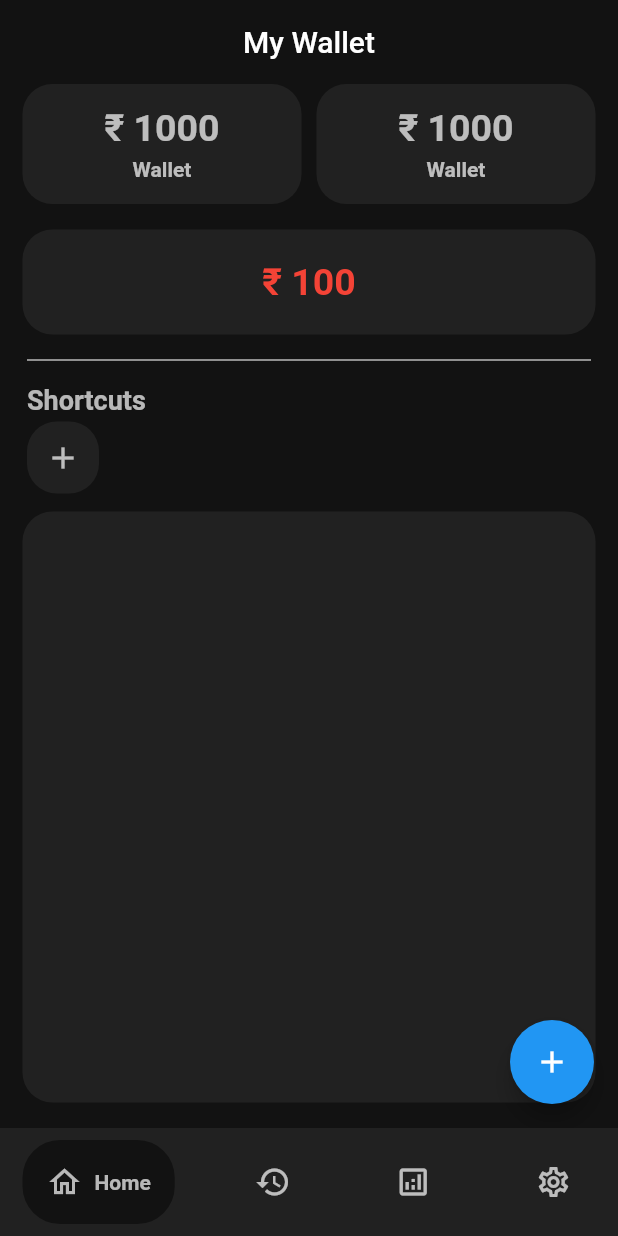
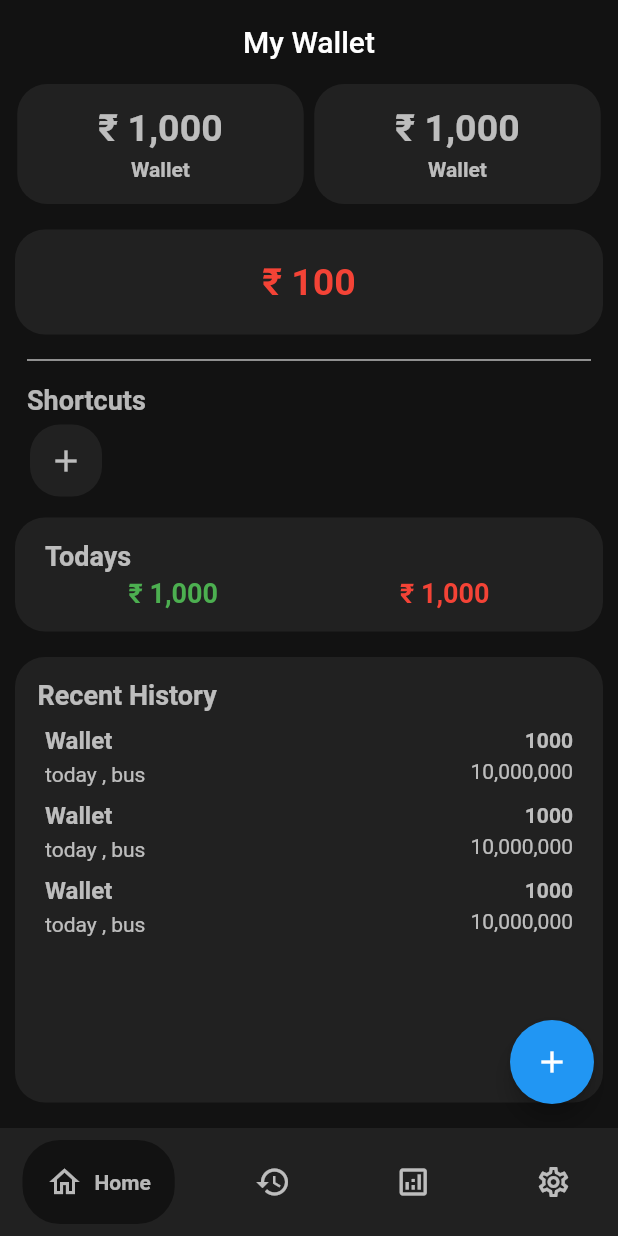
Before and after one commit to AustinJNilavoor/Wallet, a Flutter app: the screen it shows after launch, on a phone screen of 412 x 824 dp. Run offline on Flutter 3.47's test engine with Material 2 defaults, Android fonts, the phone set to English and light mode, and no system bars; drawn by our look-alikes of google_nav_bar.

Commit message:
HomePage completed other small changes

```diff
--- a/lib/Pages/history.dart
+++ b/lib/Pages/history.dart
@@ -10,45 +10,32 @@ class HistoryPage extends StatefulWidget {
 class _HistoryPageState extends State<HistoryPage> {
   @override
   Widget build(BuildContext context) {
-    return Center(
-      child: Column(
+    return ListView(
       children: [
         buildBoxHis(),
-          const SizedBox(
-            height: 8,
-          ),
         buildBoxHis(),
-          const SizedBox(
-            height: 8,
-          ),
         buildBoxHis(),
-          const SizedBox(
-            height: 8,
-          ),
         buildBoxHis(),
-          const SizedBox(
-            height: 8,
-          ),
         buildBoxHis(),
-          const SizedBox(
-            height: 8,
-          ),
         buildBoxHis(),
-          const SizedBox(
-            height: 8,
-          ),
+        buildBoxHis(),
+        buildBoxHis(),
+        buildBoxHis(),
+        buildBoxHis(),
       ],
-      ),
     );
   }
 
   Widget buildBoxHis() {
     // Long press to delete
     // tap to edit
-    return Container(
-      width: (MediaQuery.of(context).size.width - 40),
+    return Column(
+      children: [
+        Container(
+          width: (MediaQuery.of(context).size.width - 20),
           decoration: BoxDecoration(
-          color: Colors.grey.shade900, borderRadius: BorderRadius.circular(20)),
+              color: Colors.grey.shade900,
+              borderRadius: BorderRadius.circular(20)),
           child: Padding(
             padding: const EdgeInsets.symmetric(horizontal: 24, vertical: 15),
             child: Row(
@@ -68,7 +55,8 @@ class _HistoryPageState extends State<HistoryPage> {
                       height: 5,
                     ),
                     Text(
-                  'today , bus',style: TextStyle(color: Colors.white70),
+                      'today , bus',
+                      style: TextStyle(color: Colors.white70),
                     ),
                   ],
                 ),
@@ -77,8 +65,14 @@ class _HistoryPageState extends State<HistoryPage> {
                   children: const [
                     Text(
                       '1000',
-                  style: TextStyle(fontSize: 16, fontWeight: FontWeight.bold,color: Colors.white70),
-                ),SizedBox(height: 5,),
+                      style: TextStyle(
+                          fontSize: 16,
+                          fontWeight: FontWeight.bold,
+                          color: Colors.white70),
+                    ),
+                    SizedBox(
+                      height: 5,
+                    ),
                     Text(
                       '10,000,000',
                       style: TextStyle(color: Colors.white70),
@@ -88,6 +82,11 @@ class _HistoryPageState extends State<HistoryPage> {
               ],
             ),
           ),
+        ),
+        const SizedBox(
+          height: 8,
+        ),
+      ],
     );
   }
 }
--- a/lib/Pages/homepage.dart
+++ b/lib/Pages/homepage.dart
@@ -14,9 +14,7 @@ class _HomePageState extends State<HomePage> {
   }
 
   Widget buildBody() {
-    final width = (MediaQuery.of(context).size.width - 40);
     const color = Colors.red;
-    // Singlechildscrollview
     return Scaffold(
       backgroundColor: const Color(0xff121212),
       floatingActionButton: FloatingActionButton(
@@ -30,8 +28,11 @@ class _HomePageState extends State<HomePage> {
             Row(
               mainAxisAlignment: MainAxisAlignment.center,
               children: [
-                buildSBox(width: width / 2),
-                buildSBox(width: width / 2)
+                buildSBox(),
+                const SizedBox(
+                  width: 7,
+                ),
+                buildSBox()
               ],
             ),
             const SizedBox(
@@ -39,7 +40,6 @@ class _HomePageState extends State<HomePage> {
             ),
             Container(
               height: 70,
-              width: width + 10,
               decoration: BoxDecoration(
                   borderRadius: BorderRadius.circular(20.0),
                   color: Colors.grey.shade900),
@@ -61,7 +61,6 @@ class _HomePageState extends State<HomePage> {
               thickness: 1.2,
             ),
             SizedBox(
-              // height: 70,
               child: Padding(
                 padding: const EdgeInsets.all(8.0),
                 child: Column(
@@ -78,14 +77,21 @@ class _HomePageState extends State<HomePage> {
                     Row(
                       children: [
                         InkWell(
-                          onTap: (){},
+                          borderRadius: BorderRadius.circular(20),
+                          onTap: () {},
+                          child: Padding(
+                            padding: const EdgeInsets.all(2.0),
                             child: Container(
                               decoration: BoxDecoration(
                                   color: Colors.grey.shade900,
                                   borderRadius: BorderRadius.circular(20.0)),
                               child: const Padding(
                                 padding: EdgeInsets.all(12),
-                              child: Icon(Icons.add,color: Colors.white70,),
+                                child: Icon(
+                                  Icons.add,
+                                  color: Colors.white70,
+                                ),
+                              ),
                             ),
                           ),
                         )
@@ -98,12 +104,70 @@ class _HomePageState extends State<HomePage> {
             const SizedBox(
               height: 4,
             ),
-            Expanded(
-                child: Container(
-              width: width + 10,
+            Container(
               decoration: BoxDecoration(
                   borderRadius: BorderRadius.circular(20.0),
                   color: Colors.grey.shade900),
+              child: Padding(
+                padding: const EdgeInsets.all(15.0),
+                child: Column(
+                  crossAxisAlignment: CrossAxisAlignment.start,
+                  children: [
+                    const Padding(
+                      padding: EdgeInsets.only(left: 5.0, bottom: 4),
+                      child: Text('Todays',
+                          style: TextStyle(
+                              fontSize: 18,
+                              fontWeight: FontWeight.bold,
+                              color: Colors.white70)),
+                    ),
+                    Row(
+                      mainAxisAlignment: MainAxisAlignment.spaceAround,
+                      children: const [
+                        Text('₹ 1,000',
+                            style: TextStyle(
+                                fontSize: 18,
+                                fontWeight: FontWeight.bold,
+                                color: Colors.green)),
+                        Text('₹ 1,000',
+                            style: TextStyle(
+                                fontSize: 18,
+                                fontWeight: FontWeight.bold,
+                                color: Colors.red)),
+                      ],
+                    )
+                  ],
+                ),
+              ),
+            ),
+            const SizedBox(
+              height: 17,
+            ),
+            Expanded(
+                child: Container(
+              decoration: BoxDecoration(
+                  borderRadius: BorderRadius.circular(20.0),
+                  color: Colors.grey.shade900),
+              child: Padding(
+                padding:
+                    const EdgeInsets.all(15),
+                child: Column(
+                  crossAxisAlignment: CrossAxisAlignment.start,
+                  children: [
+                    const Text('Recent History',
+                        style: TextStyle(
+                            fontSize: 18,
+                            fontWeight: FontWeight.bold,
+                            color: Colors.white70)),
+                    const SizedBox(
+                      height: 5,
+                    ),
+                    buildRHisory(),
+                    buildRHisory(),
+                    buildRHisory()
+                  ],
+                ),
+              ),
             )),
             const SizedBox(
               height: 17,
@@ -114,11 +178,10 @@ class _HomePageState extends State<HomePage> {
     );
   }
 
-  Widget buildSBox({required double width}) {
+  Widget buildSBox() {
     return Container(
       height: 80,
-      width: width,
-      margin: const EdgeInsets.only(left: 5, right: 5),
+      width: (MediaQuery.of(context).size.width - 30) / 2,
       decoration: BoxDecoration(
           borderRadius: BorderRadius.circular(20.0),
           color: Colors.grey.shade900),
@@ -129,7 +192,7 @@ class _HomePageState extends State<HomePage> {
           Padding(
             padding: EdgeInsets.only(left: 12, right: 12),
             child: Text(
-              '₹ 1000',
+              '₹ 1,000',
               // Change text size
               style: TextStyle(
                   fontSize: 25,
@@ -155,4 +218,53 @@ class _HomePageState extends State<HomePage> {
       ),
     );
   }
+
+  Widget buildRHisory() {
+    return Padding(
+      padding: const EdgeInsets.symmetric(horizontal: 5,vertical: 5),
+      child: Row(
+                        mainAxisAlignment: MainAxisAlignment.spaceBetween,
+                        children: [
+                          Column(
+                            crossAxisAlignment: CrossAxisAlignment.start,
+                            children: const [
+                              Text(
+                                'Wallet',
+                                style: TextStyle(
+                                    fontSize: 16,
+                                    fontWeight: FontWeight.bold,
+                                    color: Colors.white70),
+                              ),
+                              SizedBox(
+                                height: 5,
+                              ),
+                              Text(
+                                'today , bus',
+                                style: TextStyle(color: Colors.white70),
+                              ),
+                            ],
+                          ),
+                          Column(
+                            crossAxisAlignment: CrossAxisAlignment.end,
+                            children: const [
+                              Text(
+                                '1000',
+                                style: TextStyle(
+                                    fontSize: 14,
+                                    fontWeight: FontWeight.bold,
+                                    color: Colors.white70),
+                              ),
+                              SizedBox(
+                                height: 5,
+                              ),
+                              Text(
+                                '10,000,000',
+                                style: TextStyle(color: Colors.white70),
+                              ),
+                            ],
+                          )
+                        ],
+                      ),
+    );
   }
+}
--- a/lib/Pages/menupage.dart
+++ b/lib/Pages/menupage.dart
@@ -12,7 +12,7 @@ class _MenuPageState extends State<MenuPage> {
   Widget build(BuildContext context) {
     return SingleChildScrollView(
       child: Padding(
-        padding: const EdgeInsets.symmetric(horizontal: 10),
+        padding: const EdgeInsets.symmetric(horizontal: 5),
         child: Column(
           // shrinkWrap: true,
           // crossAxisAlignment: CrossAxisAlignment.end,
@@ -99,7 +99,7 @@ class _MenuPageState extends State<MenuPage> {
   Widget buildSBox({required int amount, required String text}) {
     return Container(
       height: 70,
-      width: (MediaQuery.of(context).size.width - 40),
+      width: (MediaQuery.of(context).size.width - 20),
       margin: const EdgeInsets.only(left: 5, right: 5),
       decoration: BoxDecoration(
           borderRadius: BorderRadius.circular(15.0),
```
Lines whose indentation alone changed are shown as unchanged.
